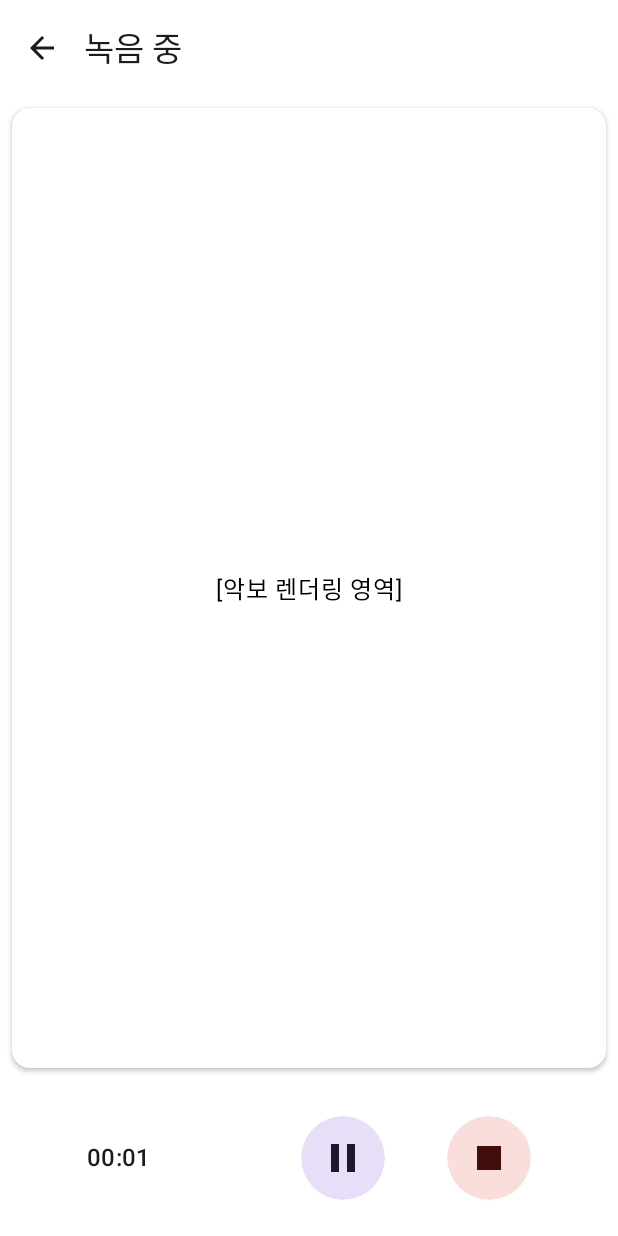
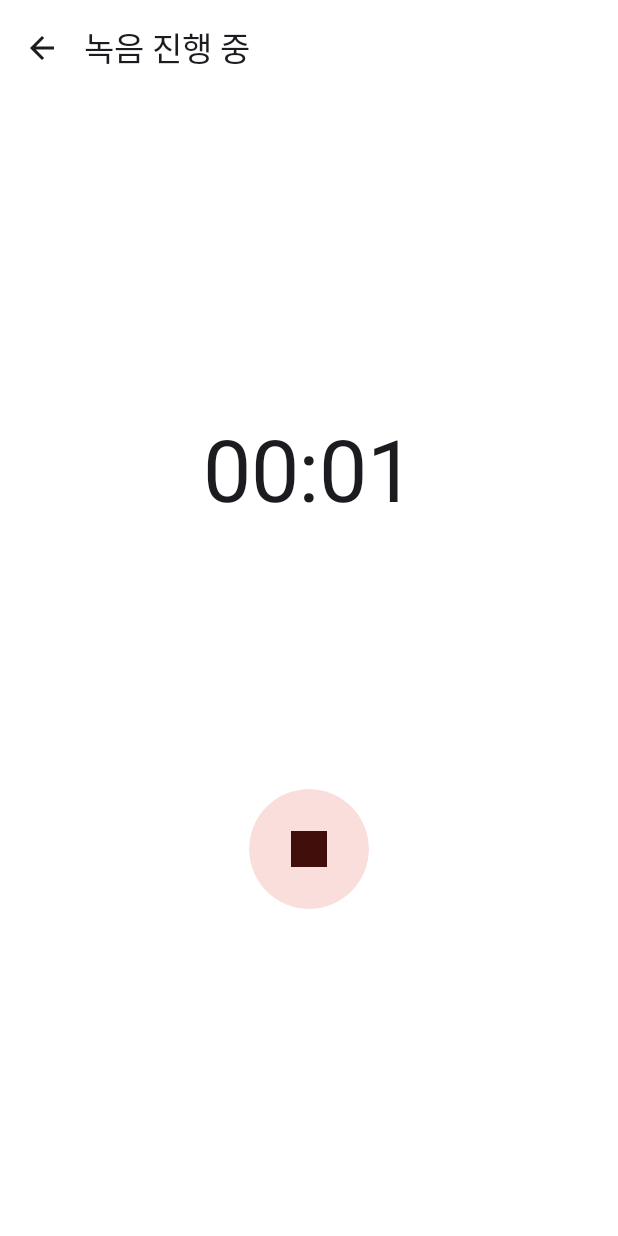
Before and after one commit to leekeon215/lesson-sync, an Android app built with Jetpack Compose: the composable RecordingScreen called with empty values, on a phone screen of 412 x 824 dp. Run offline under Robolectric (Android 15) with nearby library versions, the phone set to English and light mode, and no system bars; network calls fail; 1 statement that could not run was skipped.

Commit message:
녹음 기능 구현

```diff
--- a/android-app/app/src/main/AndroidManifest.xml
+++ b/android-app/app/src/main/AndroidManifest.xml
@@ -1,6 +1,11 @@
 <?xml version="1.0" encoding="utf-8"?>
 <manifest xmlns:android="http://schemas.android.com/apk/res/android"
     xmlns:tools="http://schemas.android.com/tools">
+
+    <uses-permission android:name="android.permission.RECORD_AUDIO"/>
+    <uses-permission android:name="android.permission.WRITE_EXTERNAL_STORAGE"/>
+    <uses-permission android:name="android.permission.INTERNET"/>
+
 
     <application
         android:allowBackup="true"
@@ -10,6 +15,7 @@
         android:label="@string/app_name"
         android:roundIcon="@mipmap/ic_launcher_round"
         android:supportsRtl="true"
+        android:usesCleartextTraffic="true"
         android:theme="@style/Theme.LessonSync"
         tools:targetApi="31">
         <activity
--- /dev/null
+++ b/android-app/app/src/main/java/com/lessonsync/app/audio/WavAudioRecorder.kt
@@ -0,0 +1,150 @@
+package com.lessonsync.app.audio
+
+import android.media.AudioFormat
+import android.media.AudioRecord
+import android.media.MediaRecorder
+import androidx.annotation.RequiresPermission
+import kotlinx.coroutines.CoroutineScope
+import kotlinx.coroutines.Dispatchers
+import kotlinx.coroutines.Job
+import kotlinx.coroutines.launch
+import java.io.File
+import java.io.FileOutputStream
+import java.io.IOException
+
+class WavAudioRecorder(
+    private val outputFile: File,
+    private val sampleRate: Int = 16000,
+    private val channelConfig: Int = AudioFormat.CHANNEL_IN_MONO,
+    private val audioEncoding: Int = AudioFormat.ENCODING_PCM_16BIT
+) {
+    private var isRecording = false
+    private var audioRecord: AudioRecord? = null
+    private var recordingJob: Job? = null
+    private val coroutineScope = CoroutineScope(Dispatchers.IO)
+
+    @RequiresPermission(android.Manifest.permission.RECORD_AUDIO)
+    fun startRecording() {
+        if (isRecording) return
+
+        val minBufferSize = AudioRecord.getMinBufferSize(
+            sampleRate,
+            channelConfig,
+            audioEncoding
+        ).coerceAtLeast(1024)
+
+        try {
+            audioRecord = AudioRecord(
+                MediaRecorder.AudioSource.MIC,
+                sampleRate,
+                channelConfig,
+                audioEncoding,
+                minBufferSize
+            ).apply {
+                startRecording()
+                isRecording = true
+            }
+
+            startPcmRecording(minBufferSize)
+        } catch (e: Exception) {
+            throw AudioRecorderInitException("녹음기 초기화 실패", e)
+        }
+    }
+
+    private fun startPcmRecording(bufferSize: Int) {
+        recordingJob = coroutineScope.launch {
+            val pcmFile = createTempPcmFile()
+
+            try {
+                FileOutputStream(pcmFile).use { outputStream ->
+                    val buffer = ByteArray(bufferSize)
+                    while (isRecording) {
+                        val bytesRead = audioRecord!!.read(buffer, 0, bufferSize)
+                        if (bytesRead > 0) outputStream.write(buffer, 0, bytesRead)
+                    }
+                }
+                convertToWav(pcmFile)
+            } finally {
+                pcmFile.delete()
+                cleanupResources()
+            }
+        }
+    }
+
+    fun stopRecording() {
+        if (!isRecording) return
+        isRecording = false
+        recordingJob?.cancel()
+        audioRecord?.stop()
+    }
+
+    private fun createTempPcmFile(): File {
+        return File(outputFile.parent, "${outputFile.nameWithoutExtension}_temp.pcm").apply {
+            if (exists()) delete()
+            createNewFile()
+        }
+    }
+
+    private fun convertToWav(pcmFile: File) {
+        try {
+            val pcmData = pcmFile.readBytes()
+            FileOutputStream(outputFile).use { fos ->
+                writeWavHeader(fos, pcmData.size)
+                fos.write(pcmData)
+            }
+        } catch (e: IOException) {
+            throw AudioConversionException("WAV 변환 실패", e)
+        }
+    }
+
+    private fun writeWavHeader(outputStream: FileOutputStream, dataLength: Int) {
+        val channels = if (channelConfig == AudioFormat.CHANNEL_IN_MONO) 1 else 2
+        val byteRate = sampleRate * channels * 2 // 16-bit = 2 bytes
+
+        val header = ByteArray(44).apply {
+            // RIFF 헤더
+            System.arraycopy("RIFF".toByteArray(), 0, this, 0, 4)
+            System.arraycopy((dataLength + 36).toLittleEndian(), 0, this, 4, 4)
+            System.arraycopy("WAVE".toByteArray(), 0, this, 8, 4)
+
+            // fmt 서브청크
+            System.arraycopy("fmt ".toByteArray(), 0, this, 12, 4)
+            System.arraycopy(16.toLittleEndian(), 0, this, 16, 4) // PCM 헤더 크기
+            System.arraycopy(1.toShort().toLittleEndian(), 0, this, 20, 2) // PCM 형식
+            System.arraycopy(channels.toShort().toLittleEndian(), 0, this, 22, 2)
+            System.arraycopy(sampleRate.toLittleEndian(), 0, this, 24, 4)
+            System.arraycopy(byteRate.toLittleEndian(), 0, this, 28, 4)
+            System.arraycopy((channels * 2).toShort().toLittleEndian(), 0, this, 32, 2) // 블록 정렬
+            System.arraycopy(16.toShort().toLittleEndian(), 0, this, 34, 2) // 비트 당 샘플
+
+            // data 서브청크
+            System.arraycopy("data".toByteArray(), 0, this, 36, 4)
+            System.arraycopy(dataLength.toLittleEndian(), 0, this, 40, 4)
+        }
+
+        outputStream.write(header)
+    }
+
+    private fun cleanupResources() {
+        audioRecord?.release()
+        audioRecord = null
+    }
+
+    private fun Int.toLittleEndian(): ByteArray = byteArrayOf(
+        (this and 0xFF).toByte(),
+        ((this shr 8) and 0xFF).toByte(),
+        ((this shr 16) and 0xFF).toByte(),
+        ((this shr 24) and 0xFF).toByte()
+    )
+
+    private fun Short.toLittleEndian(): ByteArray = byteArrayOf(
+        (this.toInt() and 0xFF).toByte(),
+        ((this.toInt() shr 8) and 0xFF).toByte()
+    )
+
+    class AudioRecorderInitException(message: String, cause: Throwable) :
+        Exception(message, cause)
+
+    class AudioConversionException(message: String, cause: Throwable) :
+        Exception(message, cause)
+}
--- a/android-app/app/src/main/java/com/lessonsync/app/ui/screens/RecordingScreen.kt
+++ b/android-app/app/src/main/java/com/lessonsync/app/ui/screens/RecordingScreen.kt
@@ -1,28 +1,21 @@
 package com.lessonsync.app.ui.screens
 
 import android.Manifest
+import android.content.Context
+import android.content.pm.PackageManager
+import android.os.Environment
 import androidx.activity.compose.rememberLauncherForActivityResult
 import androidx.activity.result.contract.ActivityResultContracts
 import androidx.compose.foundation.layout.Arrangement
-import androidx.compose.foundation.layout.Box
 import androidx.compose.foundation.layout.Column
-import androidx.compose.foundation.layout.Row
 import androidx.compose.foundation.layout.Spacer
-import androidx.compose.foundation.layout.WindowInsets
 import androidx.compose.foundation.layout.fillMaxSize
-import androidx.compose.foundation.layout.fillMaxWidth
 import androidx.compose.foundation.layout.height
 import androidx.compose.foundation.layout.padding
 import androidx.compose.foundation.layout.size
-import androidx.compose.foundation.layout.width
-import androidx.compose.foundation.shape.RoundedCornerShape
 import androidx.compose.material.icons.Icons
 import androidx.compose.material.icons.automirrored.filled.ArrowBack
-import androidx.compose.material.icons.filled.Pause
-import androidx.compose.material.icons.filled.PlayArrow
 import androidx.compose.material.icons.filled.Stop
-import androidx.compose.material3.Card
-import androidx.compose.material3.CardDefaults
 import androidx.compose.material3.ExperimentalMaterial3Api
 import androidx.compose.material3.Icon
 import androidx.compose.material3.IconButton
@@ -31,8 +24,8 @@ import androidx.compose.material3.MaterialTheme
 import androidx.compose.material3.Scaffold
 import androidx.compose.material3.Text
 import androidx.compose.material3.TopAppBar
-import androidx.compose.material3.TopAppBarDefaults
 import androidx.compose.runtime.Composable
+import androidx.compose.runtime.DisposableEffect
 import androidx.compose.runtime.LaunchedEffect
 import androidx.compose.runtime.getValue
 import androidx.compose.runtime.mutableStateOf
@@ -40,172 +33,194 @@ import androidx.compose.runtime.remember
 import androidx.compose.runtime.setValue
 import androidx.compose.ui.Alignment
 import androidx.compose.ui.Modifier
-import androidx.compose.ui.graphics.Color
-import androidx.compose.ui.text.font.FontWeight
-import androidx.compose.ui.tooling.preview.Preview
+import androidx.compose.ui.platform.LocalContext
 import androidx.compose.ui.unit.dp
+import androidx.core.app.ActivityCompat
+import androidx.media3.common.util.Log
+import androidx.media3.common.util.UnstableApi
 import androidx.navigation.NavHostController
-import androidx.navigation.compose.rememberNavController
+import com.lessonsync.app.audio.WavAudioRecorder
 import com.lessonsync.app.navigation.Screen
-import com.lessonsync.app.navigation.demoScores
-import com.lessonsync.app.ui.theme.LessonSyncTheme
-import kotlinx.coroutines.delay
+import com.lessonsync.app.retrofit.RetrofitClient
+import kotlinx.coroutines.CoroutineScope
+import kotlinx.coroutines.Dispatchers
+import kotlinx.coroutines.launch
+import kotlinx.coroutines.withContext
+import okhttp3.MediaType.Companion.toMediaTypeOrNull
+import okhttp3.MultipartBody
+import okhttp3.RequestBody.Companion.asRequestBody
+import java.io.File
+import java.text.SimpleDateFormat
+import java.util.Date
+import java.util.Locale
 
+@androidx.annotation.OptIn(UnstableApi::class)
 @OptIn(ExperimentalMaterial3Api::class)
 @Composable
 fun RecordingScreen(navController: NavHostController, scoreId: String) {
-    val score = demoScores.find { it.id == scoreId }
+    val context = LocalContext.current
+    var isRecording by remember { mutableStateOf(false) }
+    var recordingTime by remember { mutableStateOf("00:00") }
+    var outputFile by remember { mutableStateOf<File?>(null) }
+    var wavRecorder by remember { mutableStateOf<WavAudioRecorder?>(null) }
 
-    // 녹음 상태: true(녹음중/일시정지), false(정지됨)
-    var isRecordingActive by remember { mutableStateOf(true) }
-    // 재생 상태: true(재생/녹음중), false(일시정지)
-    var isPlaying by remember { mutableStateOf(true) }
-    var recordingTime by remember { mutableStateOf("00:00") } // TODO: 실제 녹음 시간 연동
+    fun startRecording(context: Context, scoreId: String) {
+        val file = createOutputFile(context, scoreId)
+        outputFile = file
+        wavRecorder = WavAudioRecorder(
+            outputFile = file,
+            sampleRate = 16000,
+            channelConfig = android.media.AudioFormat.CHANNEL_IN_MONO,
+            audioEncoding = android.media.AudioFormat.ENCODING_PCM_16BIT
+        ).apply {
+            if (ActivityCompat.checkSelfPermission(
+                    context,
+                    Manifest.permission.RECORD_AUDIO
+                ) != PackageManager.PERMISSION_GRANTED
+            ) {
+                return
+            }
+            startRecording()
+            isRecording = true
+        }
+    }
 
+    // 파일 업로드 처리
+    fun uploadRecording(file: File, scoreId: String) {
+        val requestFile = file.asRequestBody("audio/wav".toMediaTypeOrNull())
+        val body = MultipartBody.Part.createFormData(
+            "file",  // 서버에서 기대하는 필드 이름
+            file.name,
+            requestFile
+        )
+
+        CoroutineScope(Dispatchers.IO).launch {
+            try {
+                val response = RetrofitClient.audioService.processLessonCoroutine(body)
+                if (response.isSuccessful) {
+                    Log.d("UPLOAD_SUCCESS", "Server response: ${response.body()?.string()}")
+                    withContext(Dispatchers.Main) {
+                        navController.navigate(Screen.Processing.route)
+                    }
+                } else {
+                    Log.e("UPLOAD_ERROR", "Server error: ${response.errorBody()?.string()}")
+                }
+            } catch (e: Exception) {
+                Log.e("UPLOAD_EXCEPTION", "Network error: ${e.localizedMessage}")
+            }
+        }
+    }
+
+    fun stopRecording() {
+        wavRecorder?.stopRecording()
+        isRecording = false
+        outputFile?.let { uploadRecording(it, scoreId) }
+    }
+
+    // 권한 처리
     val permissionLauncher = rememberLauncherForActivityResult(
         contract = ActivityResultContracts.RequestPermission(),
-        onResult = { isGranted ->
-            if (isGranted) {
-                // TODO: 권한 허용 시 녹음 시작 로직
-                isRecordingActive = true
-                isPlaying = true
+        onResult = { granted ->
+            if (granted) {
+                startRecording(context, scoreId)
             } else {
-                // TODO: 권한 거부 시 처리 (예: 이전 화면으로 돌아가거나 안내 메시지)
                 navController.popBackStack()
             }
         }
     )
 
-    LaunchedEffect(Unit) {
-        permissionLauncher.launch(Manifest.permission.RECORD_AUDIO)
-    }
-
-    // 녹음 시간 시뮬레이션 (실제로는 녹음 라이브러리와 연동)
-    LaunchedEffect(isPlaying, isRecordingActive) {
-        if (isPlaying && isRecordingActive) {
+    // 녹음 시간 업데이트
+    LaunchedEffect(isRecording) {
         var seconds = 0
-            while (isPlaying && isRecordingActive) {
-                delay(1000)
+        while (isRecording) {
+            kotlinx.coroutines.delay(1000)
             seconds++
-                val mins = seconds / 60
-                val secs = seconds % 60
-                recordingTime = String.format("%02d:%02d", mins, secs)
-            }
+            recordingTime = seconds.toTimeFormat()
         }
     }
 
     Scaffold(
         topBar = {
             TopAppBar(
-                title = { Text(score?.title ?: Screen.Recording.title) }, // 악보 제목 표시
+                title = { Text("녹음 진행 중") },
                 navigationIcon = {
                     IconButton(onClick = {
-                        // TODO: 녹음 중단 확인 로직 또는 바로 중단
-                        isRecordingActive = false
-                        isPlaying = false
+                        if (isRecording) stopRecording()
                         navController.popBackStack()
                     }) {
-                        Icon(Icons.AutoMirrored.Filled.ArrowBack, "녹음 중단")
+                        Icon(Icons.AutoMirrored.Filled.ArrowBack, "뒤로 가기")
                     }
-                },
-                colors = TopAppBarDefaults.topAppBarColors(
-                    containerColor = MaterialTheme.colorScheme.surfaceContainerLowest,
-                    titleContentColor = MaterialTheme.colorScheme.onSurface,
-                    navigationIconContentColor = MaterialTheme.colorScheme.onSurface
-                ),
-                windowInsets = WindowInsets(0.dp)
+                }
             )
-        },
-        containerColor = MaterialTheme.colorScheme.background
+        }
     ) { paddingValues ->
         Column(
             modifier = Modifier
                 .fillMaxSize()
-                .padding(paddingValues)
+                .padding(paddingValues),
+            verticalArrangement = Arrangement.SpaceBetween,
+            horizontalAlignment = Alignment.CenterHorizontally
         ) {
-            // 악보 렌더링 영역
-            Card(
-                modifier = Modifier
-                    .fillMaxWidth()
-                    .weight(1f) // 남은 공간 차지
-                    .padding(8.dp),
-                shape = RoundedCornerShape(12.dp),
-                colors = CardDefaults.cardColors(containerColor = Color.White), // 악보는 흰색 배경
-                elevation = CardDefaults.cardElevation(defaultElevation = 2.dp)
-            ) {
-                Box(modifier = Modifier.fillMaxSize(), contentAlignment = Alignment.Center) {
-                    // TODO: 악보 렌더링 (ScoreViewerScreen과 동일한 로직 사용 가능)
-                    Text("[악보 렌더링 영역]", color = Color.Black)
-                }
-            }
+            Spacer(modifier = Modifier.height(40.dp))
 
-            // 하단 컨트롤 바
-            Row(
-                modifier = Modifier
-                    .fillMaxWidth()
-                    .padding(horizontal = 16.dp, vertical = 24.dp) // 패딩 증가
-                    .height(56.dp),
-                verticalAlignment = Alignment.CenterVertically,
-                horizontalArrangement = Arrangement.SpaceEvenly // 버튼들 균등 배치
-            ) {
-                // 녹음 시간 표시
             Text(
                 text = recordingTime,
-                    style = MaterialTheme.typography.titleMedium,
-                    fontWeight = FontWeight.SemiBold,
-                    color = MaterialTheme.colorScheme.onSurface
+                style = MaterialTheme.typography.displayLarge
             )
 
-                Spacer(modifier = Modifier.width(16.dp))
-
-                // 재생/일시정지 버튼
             IconButton(
-                    onClick = { isPlaying = !isPlaying },
-                    modifier = Modifier.size(56.dp), // 버튼 크기
+                onClick = { stopRecording() },
+                modifier = Modifier.size(80.dp),
                 colors = IconButtonDefaults.iconButtonColors(
-                        containerColor = MaterialTheme.colorScheme.secondaryContainer,
-                        contentColor = MaterialTheme.colorScheme.onSecondaryContainer
-                    )
-                ) {
-                    Icon(
-                        imageVector = if (isPlaying) Icons.Filled.Pause else Icons.Filled.PlayArrow,
-                        contentDescription = if (isPlaying) "일시정지" else "계속 녹음",
-                        modifier = Modifier.size(32.dp)
-                    )
-                }
-
-                // 정지 버튼
-                IconButton(
-                    onClick = {
-                        isRecordingActive = false
-                        isPlaying = false
-                        // 녹음 완료 후 ProcessingScreen으로 이동
-                        navController.navigate(Screen.Processing.route) {
-                            // RecordingScreen을 백스택에서 제거
-                            popUpTo(Screen.Recording.route + "/$scoreId") { inclusive = true }
-                        }
-                    },
-                    modifier = Modifier.size(56.dp),
-                    colors = IconButtonDefaults.iconButtonColors(
-                        containerColor = MaterialTheme.colorScheme.errorContainer, // 정지 버튼은 error 계열 색상 사용
+                    containerColor = MaterialTheme.colorScheme.errorContainer,
                     contentColor = MaterialTheme.colorScheme.onErrorContainer
                 )
             ) {
                 Icon(
                     imageVector = Icons.Filled.Stop,
-                        contentDescription = "녹음 정지 및 완료",
-                        modifier = Modifier.size(32.dp)
+                    contentDescription = "녹음 정지",
+                    modifier = Modifier.size(48.dp)
                 )
             }
+
+            Spacer(modifier = Modifier.height(40.dp))
         }
+    }
+
+    // 권한 체크 및 녹음 시작
+    LaunchedEffect(Unit) {
+        if (context.checkSelfPermission(Manifest.permission.RECORD_AUDIO) ==
+            PackageManager.PERMISSION_GRANTED
+        ) {
+            startRecording(context, scoreId)
+        } else {
+            permissionLauncher.launch(Manifest.permission.RECORD_AUDIO)
+        }
+    }
+
+    // 컴포저블 종료 시 리소스 정리
+    DisposableEffect(Unit) {
+        onDispose {
+            if (isRecording) {
+                stopRecording()
+            }
+            wavRecorder = null
         }
     }
 }
 
-@Preview(showBackground = true)
-@Composable
-fun RecordingScreenPreview() {
-    LessonSyncTheme {
-        RecordingScreen(navController = rememberNavController(), scoreId = "1")
+// 출력 파일 생성
+private fun createOutputFile(context: Context, scoreId: String): File {
+    val timeStamp = SimpleDateFormat("yyyyMMdd_HHmmss", Locale.getDefault()).format(Date())
+    return File(
+        context.getExternalFilesDir(Environment.DIRECTORY_MUSIC),
+        "REC_${scoreId}_$timeStamp.wav"
+    ).apply { parentFile?.mkdirs() }
 }
+
+// 시간 포맷 변환
+private fun Int.toTimeFormat(): String {
+    val minutes = this / 60
+    val seconds = this % 60
+    return "%02d:%02d".format(minutes, seconds)
 }
```
Also changed, not shown: android-app/app/build.gradle.kts (+6 -1 lines), android-app/gradle/libs.versions.toml (+10 -0 lines), 1 other file. Lines whose indentation alone changed are shown as unchanged.
